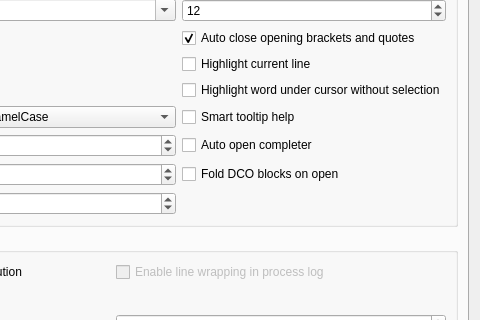
This is src/settingsdialog.ui in GAMS-dev/studio as Qt 5 draws it before an edit; both pictures show x 255 to 735 and y 96 to 416 of the 735 by 702 pixel window. The edited form follows.
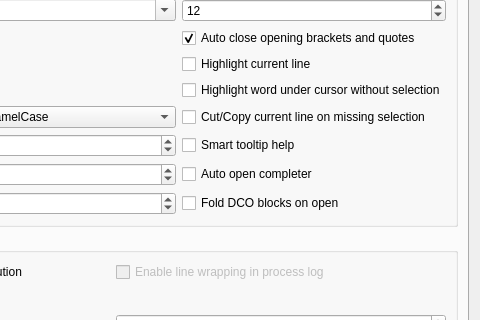
This is the edited form. The open tabs and pages were chosen to show the change. Icons and pictures are not drawn.

Commit message: Added auto-select current line when cut or copy without selected text.

The edit to the form file:
```diff
--- a/src/settingsdialog.ui
+++ b/src/settingsdialog.ui
@@ -584,13 +584,6 @@
             </property>
            </widget>
           </item>
-          <item row="8" column="2">
-           <widget class="QCheckBox" name="cb_smartTooltip">
-            <property name="text">
-             <string>Smart tooltip help</string>
-            </property>
-           </widget>
-          </item>
           <item row="7" column="0">
            <widget class="QCheckBox" name="cb_showlinenr">
             <property name="enabled">
@@ -613,13 +606,6 @@
             </property>
            </widget>
           </item>
-          <item row="11" column="2">
-           <widget class="QCheckBox" name="cb_autoFoldDco">
-            <property name="text">
-             <string>Fold DCO blocks on open</string>
-            </property>
-           </widget>
-          </item>
           <item row="3" column="0" colspan="2">
            <widget class="QFontComboBox" name="fontComboBox">
             <property name="fontFilters">
@@ -649,13 +635,6 @@
             </property>
            </widget>
           </item>
-          <item row="9" column="2">
-           <widget class="QCheckBox" name="cb_completerAutoOpen">
-            <property name="text">
-             <string>Auto open completer</string>
-            </property>
-           </widget>
-          </item>
           <item row="5" column="0" colspan="2">
            <widget class="QCheckBox" name="cb_linewrap_editor">
             <property name="enabled">
@@ -692,6 +671,34 @@
             </property>
            </widget>
           </item>
+          <item row="12" column="2">
+           <widget class="QCheckBox" name="cb_autoFoldDco">
+            <property name="text">
+             <string>Fold DCO blocks on open</string>
+            </property>
+           </widget>
+          </item>
+          <item row="11" column="2">
+           <widget class="QCheckBox" name="cb_completerAutoOpen">
+            <property name="text">
+             <string>Auto open completer</string>
+            </property>
+           </widget>
+          </item>
+          <item row="9" column="2">
+           <widget class="QCheckBox" name="cb_smartTooltip">
+            <property name="text">
+             <string>Smart tooltip help</string>
+            </property>
+           </widget>
+          </item>
+          <item row="8" column="2">
+           <widget class="QCheckBox" name="cb_autoSelectCopy">
+            <property name="text">
+             <string>Cut/Copy current line on missing selection</string>
+            </property>
+           </widget>
+          </item>
          </layout>
         </widget>
        </item>
```
Left out of the diff: 17 changed lines with no effect on the pictures. The commit also changes 4 other files.
